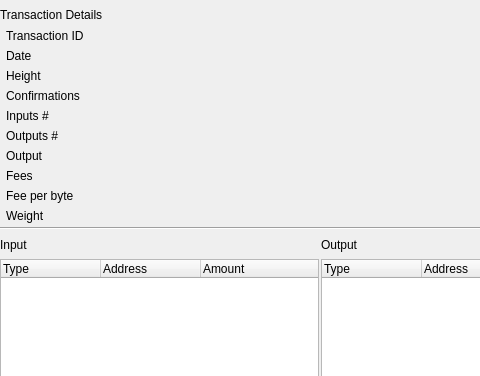
Old version of the form BlockSettleUILib/TransactionDetailsWidget.ui in the repository BlockSettle/terminal; both pictures show x 0 to 480 and y 0 to 376 of the 640 by 480 pixel window.
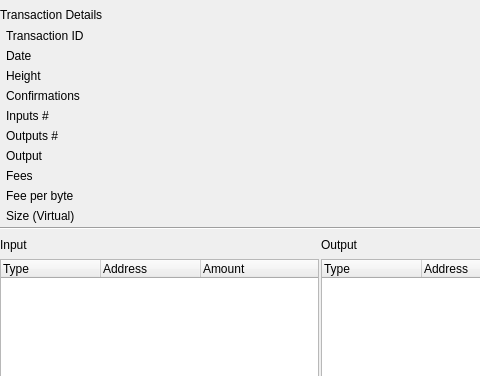
New version of the form. Custom widgets are drawn as their Qt base class.

Commit message:
Fix TX virtual size calculation
When creating a TX, we need an accurate estimate of the TX virtual size. Properly initialize the relevant data, and get the resultant weight. Also fix some misleading UI statements ("weight" --> "virtual size").

Note that this TX has a portion that can be changed later if a proposed change is upstreamed in Armory. It works fine as-is but should be swapped out eventually to remove unnecessarily redundant work.

```diff
--- a/BlockSettleUILib/TransactionDetailsWidget.ui
+++ b/BlockSettleUILib/TransactionDetailsWidget.ui
@@ -264,7 +264,7 @@
            <item row="13" column="0">
             <widget class="QLabel" name="label_7">
              <property name="text">
-              <string>Weight</string>
+              <string>Size (Virtual)</string>
              </property>
             </widget>
            </item>
```
The commit also changes 5 other files.
